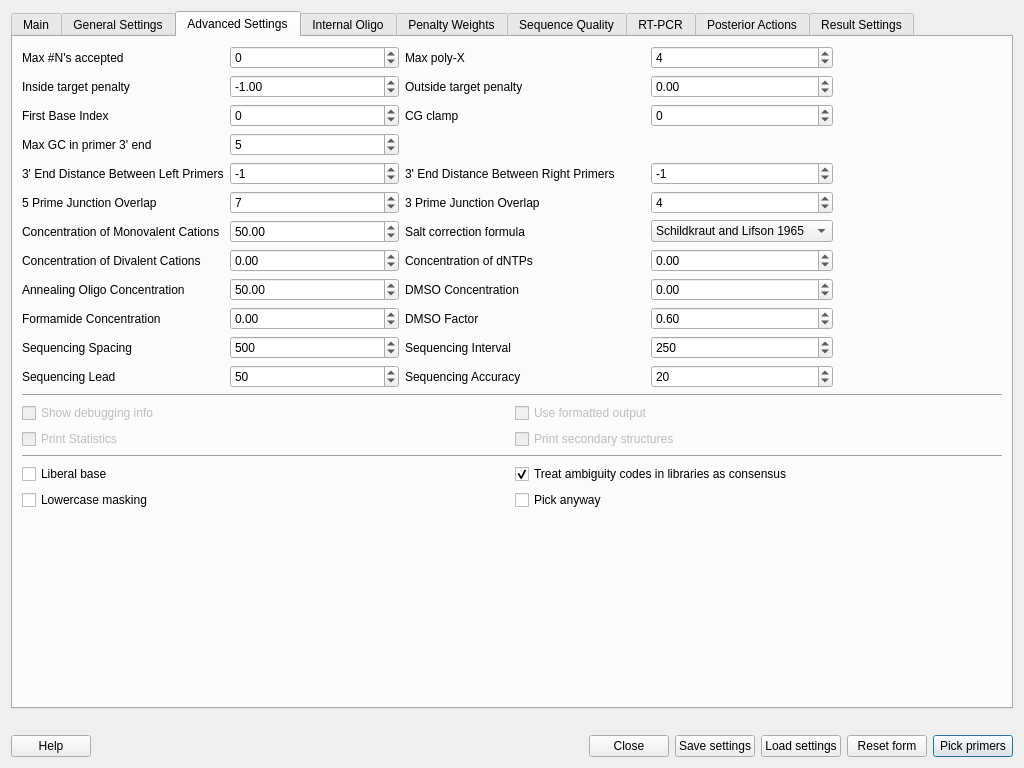
First picture: the form in src/plugins_3rdparty/primer3/src/Primer3Dialog.ui, repository ugeneunipro/ugene, before the edit.
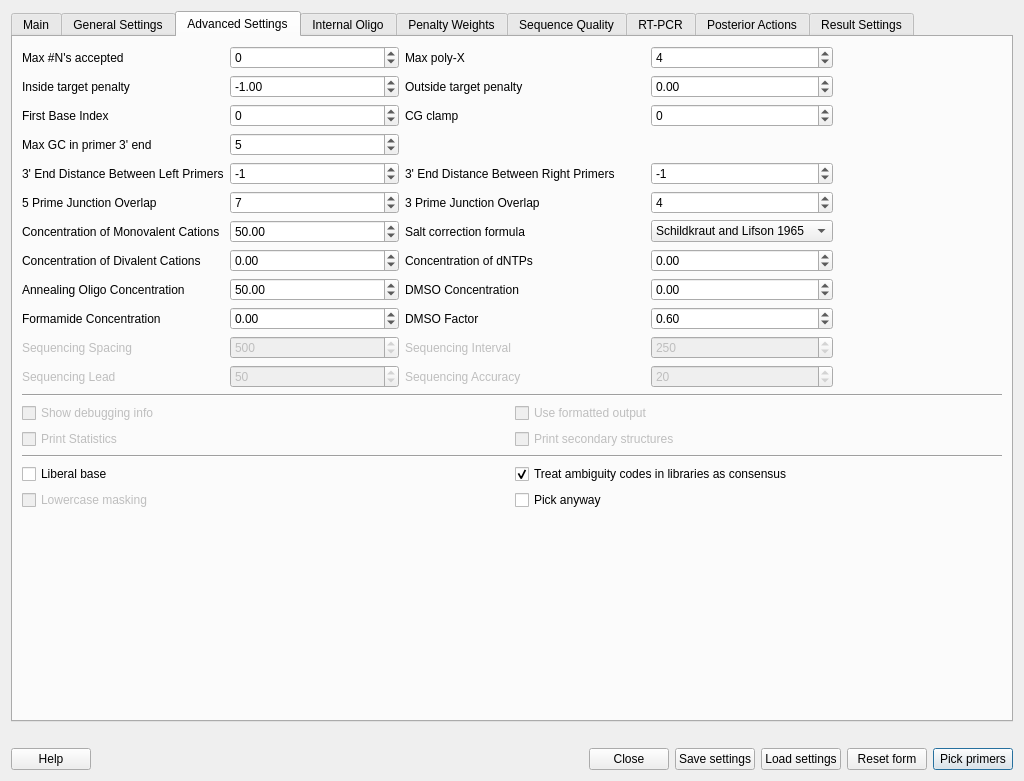
Second picture: the form after the edit. The open tabs and pages were chosen to show the change.

Commit message: UGENE-7957 Add Primer3 run without sequence

```diff
--- a/src/plugins_3rdparty/primer3/src/Primer3Dialog.ui
+++ b/src/plugins_3rdparty/primer3/src/Primer3Dialog.ui
@@ -7,7 +7,7 @@
     <x>0</x>
     <y>0</y>
     <width>1024</width>
-    <height>768</height>
+    <height>781</height>
    </rect>
   </property>
   <property name="sizePolicy">
@@ -2420,7 +2420,10 @@
             </widget>
            </item>
            <item row="10" column="2">
-            <widget class="QLabel" name="label_119">
+            <widget class="QLabel" name="label_PRIMER_SEQUENCING_INTERVAL">
+             <property name="enabled">
+              <bool>false</bool>
+             </property>
              <property name="toolTip">
               <string>&lt;html&gt;&lt;head/&gt;&lt;body&gt;&lt;p&gt;Defines the space from the 3'end of the primer to the 3'end of the next primer on the reverse strand. Value only used if &lt;span style=&quot; font-weight:700;&quot;&gt;Primer Task&lt;/span&gt; is &lt;span style=&quot; font-weight:700; font-style:italic;&quot;&gt;pick_sequencing_primers&lt;/span&gt;.&lt;/p&gt;&lt;/body&gt;&lt;/html&gt;</string>
              </property>
@@ -2431,6 +2434,9 @@
            </item>
            <item row="11" column="3">
             <widget class="QSpinBox" name="edit_PRIMER_SEQUENCING_ACCURACY">
+             <property name="enabled">
+              <bool>false</bool>
+             </property>
              <property name="toolTip">
               <string>&lt;html&gt;&lt;head/&gt;&lt;body&gt;&lt;p&gt;Defines the space from the calculated position of the 3'end to both sides in which Primer3Plus picks the best primer. Value only used if &lt;span style=&quot; font-weight:700;&quot;&gt;Primer Task&lt;/span&gt; is &lt;span style=&quot; font-weight:700; font-style:italic;&quot;&gt;pick_sequencing_primers&lt;/span&gt;.&lt;/p&gt;&lt;/body&gt;&lt;/html&gt;</string>
              </property>
@@ -2593,6 +2599,9 @@
            </item>
            <item row="11" column="1">
             <widget class="QSpinBox" name="edit_PRIMER_SEQUENCING_LEAD">
+             <property name="enabled">
+              <bool>false</bool>
+             </property>
              <property name="toolTip">
               <string>&lt;html&gt;&lt;head/&gt;&lt;body&gt;&lt;p&gt;Defines the space from the 3'end of the primer to the point were the trace signals are readable. Value only used if &lt;span style=&quot; font-weight:700;&quot;&gt;Primer Task&lt;/span&gt; is &lt;span style=&quot; font-weight:700; font-style:italic;&quot;&gt;pick_sequencing_primers&lt;/span&gt;.&lt;/p&gt;&lt;/body&gt;&lt;/html&gt;</string>
              </property>
@@ -2657,7 +2666,10 @@
             </widget>
            </item>
            <item row="11" column="2">
-            <widget class="QLabel" name="label_120">
+            <widget class="QLabel" name="label_PRIMER_SEQUENCING_ACCURACY">
+             <property name="enabled">
+              <bool>false</bool>
+             </property>
              <property name="toolTip">
               <string>&lt;html&gt;&lt;head/&gt;&lt;body&gt;&lt;p&gt;Defines the space from the calculated position of the 3'end to both sides in which Primer3Plus picks the best primer. Value only used if &lt;span style=&quot; font-weight:700;&quot;&gt;Primer Task&lt;/span&gt; is &lt;span style=&quot; font-weight:700; font-style:italic;&quot;&gt;pick_sequencing_primers&lt;/span&gt;.&lt;/p&gt;&lt;/body&gt;&lt;/html&gt;</string>
              </property>
@@ -2781,7 +2793,10 @@
             </spacer>
            </item>
            <item row="11" column="0">
-            <widget class="QLabel" name="label_118">
+            <widget class="QLabel" name="label_PRIMER_SEQUENCING_LEAD">
+             <property name="enabled">
+              <bool>false</bool>
+             </property>
              <property name="toolTip">
               <string>&lt;html&gt;&lt;head/&gt;&lt;body&gt;&lt;p&gt;Defines the space from the 3'end of the primer to the point were the trace signals are readable. Value only used if &lt;span style=&quot; font-weight:700;&quot;&gt;Primer Task&lt;/span&gt; is &lt;span style=&quot; font-weight:700; font-style:italic;&quot;&gt;pick_sequencing_primers&lt;/span&gt;.&lt;/p&gt;&lt;/body&gt;&lt;/html&gt;</string>
              </property>
@@ -2807,7 +2822,10 @@
             </widget>
            </item>
            <item row="10" column="0">
-            <widget class="QLabel" name="label_117">
+            <widget class="QLabel" name="label_PRIMER_SEQUENCING_SPACING">
+             <property name="enabled">
+              <bool>false</bool>
+             </property>
              <property name="toolTip">
               <string>&lt;html&gt;&lt;head/&gt;&lt;body&gt;&lt;p&gt;Defines the space from the 3'end of the primer to the 3'end of the next primer on the same strand. Value only used if &lt;span style=&quot; font-weight:700;&quot;&gt;Primer Task&lt;/span&gt; is &lt;span style=&quot; font-weight:700; font-style:italic;&quot;&gt;pick_sequencing_primers&lt;/span&gt;.&lt;/p&gt;&lt;/body&gt;&lt;/html&gt;</string>
              </property>
@@ -2818,6 +2836,9 @@
            </item>
            <item row="10" column="3">
             <widget class="QSpinBox" name="edit_PRIMER_SEQUENCING_INTERVAL">
+             <property name="enabled">
+              <bool>false</bool>
+             </property>
              <property name="toolTip">
               <string>&lt;html&gt;&lt;head/&gt;&lt;body&gt;&lt;p&gt;Defines the space from the 3'end of the primer to the 3'end of the next primer on the reverse strand. Value only used if &lt;span style=&quot; font-weight:700;&quot;&gt;Primer Task&lt;/span&gt; is &lt;span style=&quot; font-weight:700; font-style:italic;&quot;&gt;pick_sequencing_primers&lt;/span&gt;.&lt;/p&gt;&lt;/body&gt;&lt;/html&gt;</string>
              </property>
@@ -3119,6 +3140,9 @@
            </item>
            <item row="10" column="1">
             <widget class="QSpinBox" name="edit_PRIMER_SEQUENCING_SPACING">
+             <property name="enabled">
+              <bool>false</bool>
+             </property>
              <property name="toolTip">
               <string>&lt;html&gt;&lt;head/&gt;&lt;body&gt;&lt;p&gt;Defines the space from the 3'end of the primer to the 3'end of the next primer on the same strand. Value only used if &lt;span style=&quot; font-weight:700;&quot;&gt;Primer Task&lt;/span&gt; is &lt;span style=&quot; font-weight:700; font-style:italic;&quot;&gt;pick_sequencing_primers&lt;/span&gt;.&lt;/p&gt;&lt;/body&gt;&lt;/html&gt;</string>
              </property>
@@ -3326,6 +3350,9 @@
            </item>
            <item row="1" column="0">
             <widget class="QCheckBox" name="checkbox_PRIMER_LOWERCASE_MASKING">
+             <property name="enabled">
+              <bool>false</bool>
+             </property>
              <property name="toolTip">
               <string>&lt;html&gt;&lt;head/&gt;&lt;body&gt;&lt;p&gt;This option allows for intelligent design of primers in sequence in which masked regions (for example repeat-masked regions) are lower-cased. (New in v. 1.1.0, added by Maido Remm and Triinu Koressaar)&lt;/p&gt;&lt;p&gt;A value of 1 directs Primer3 to reject primers overlapping lowercase a base exactly at the 3' end.&lt;/p&gt;&lt;p&gt;This property relies on the assumption that masked features (e.g. repeats) can partly overlap primer, but they cannot overlap the 3'-end of the primer. In other words, lowercase bases at other positions in the primer are accepted, assuming that the masked features do not influence the primer performance if they do not overlap the 3'-end of primer.&lt;/p&gt;&lt;/body&gt;&lt;/html&gt;</string>
              </property>
```
Left out of the diff: 219 changed lines with no effect on the pictures. The commit also changes 35 other files.
